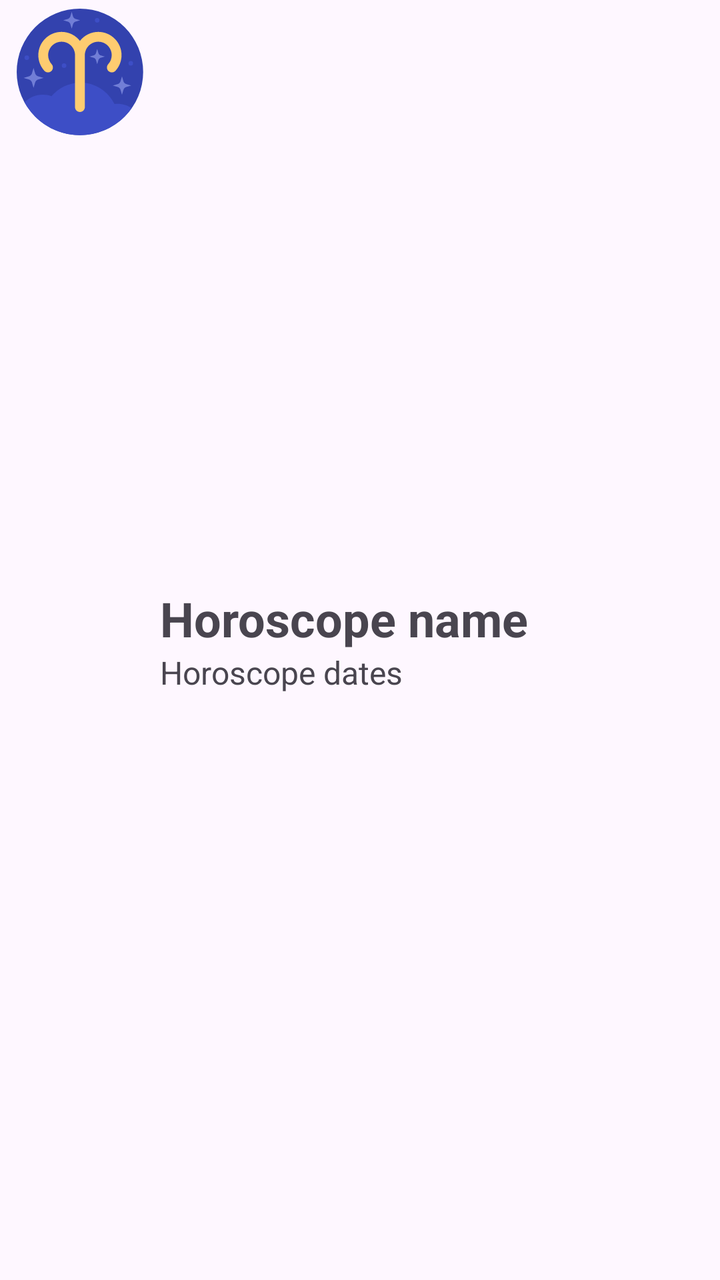
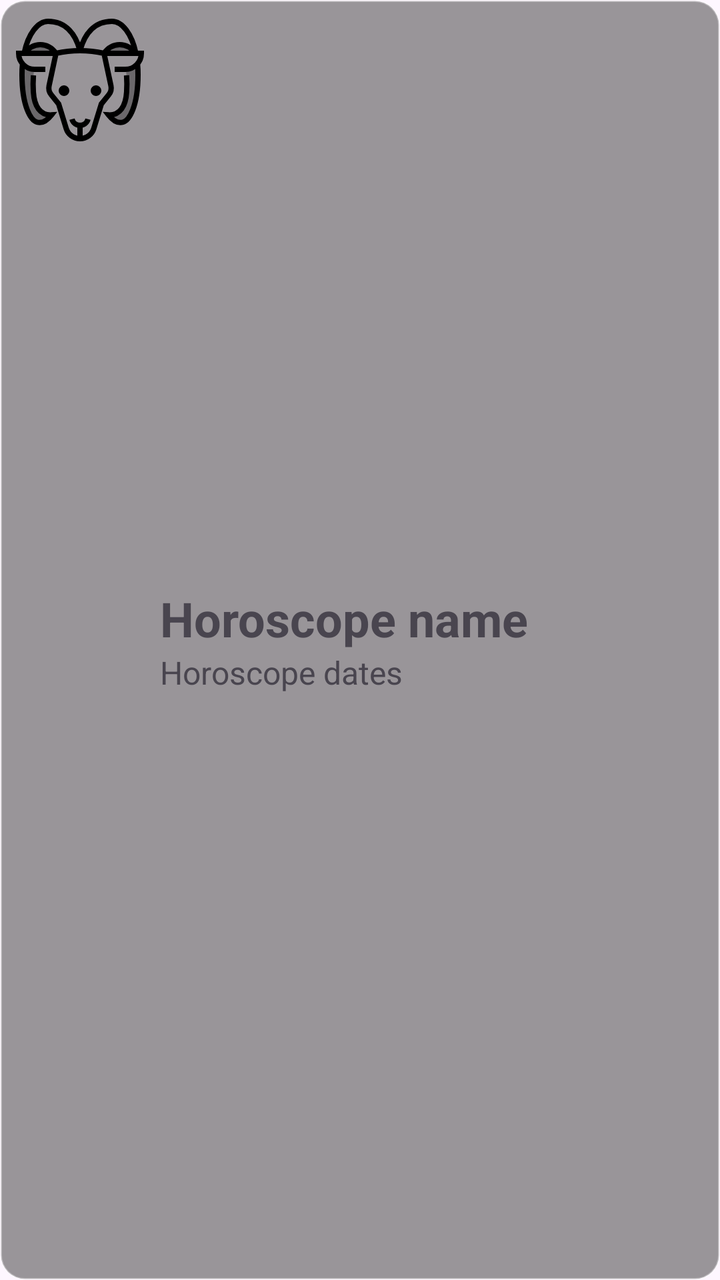

Compare the two renders of this Android layout. The source of the first and the diff that turns it into the second are given below.
<!-- AndroidManifest.xml: application theme Theme.HoroscopoAndroid -->
<!-- res/layout/item_horoscope.xml -->
<?xml version="1.0" encoding="utf-8"?>
<LinearLayout xmlns:android="http://schemas.android.com/apk/res/android"
    android:orientation="horizontal"
    android:layout_width="match_parent"
    android:layout_height="wrap_content"
   android:paddingVertical="4dp"
    android:paddingHorizontal="8dp">


    <ImageView
        android:id="@+id/signImageView"
        android:layout_width="64dp"
        android:layout_height="64dp"
        android:src="@drawable/aries_icon"/>



        <LinearLayout
            android:layout_width="match_parent"
            android:layout_height="wrap_content"
            android:orientation="vertical"
            android:layout_marginStart="8dp"
            android:layout_gravity="center_vertical">

            <TextView
                android:id="@+id/nameTextView"
                android:layout_width="match_parent"
                android:layout_height="wrap_content"
                android:text="Horoscope name"
                android:textSize="24sp"
                android:textStyle="bold"/>

            <TextView
                android:id="@+id/datesTextView"
                android:layout_width="match_parent"
                android:layout_height="wrap_content"
                android:text="Horoscope dates"
                android:textSize="16sp"/>


        </LinearLayout>

</LinearLayout>
<!-- resources referenced by this layout -->
<resources>
  <!-- drawable aries_icon: vector/xml drawable (drawable, 7777 chars, omitted) -->
  <style name="Theme.HoroscopoAndroid" parent="Base.Theme.HoroscopoAndroid" />
  <style name="Base.Theme.HoroscopoAndroid" parent="Theme.Material3.DayNight.NoActionBar">
          
          
      </style>
</resources>

<!-- the commit's change to res/layout/item_horoscope.xml (unified diff, before → after) -->
@@ -3,41 +3,39 @@
     android:orientation="horizontal"
     android:layout_width="match_parent"
     android:layout_height="wrap_content"
-   android:paddingVertical="4dp"
-    android:paddingHorizontal="8dp">
-
+    android:layout_marginHorizontal="8dp"
+    android:layout_marginVertical="3dp"
+    android:padding="8dp"
+    android:background="@drawable/horoscope_item_background">
 
     <ImageView
         android:id="@+id/signImageView"
         android:layout_width="64dp"
         android:layout_height="64dp"
-        android:src="@drawable/aries_icon"/>
+        android:src="@drawable/aries_icon" />
 
+    <LinearLayout
+        android:layout_width="match_parent"
+        android:layout_height="wrap_content"
+        android:orientation="vertical"
+        android:layout_marginStart="8dp"
+        android:layout_gravity="center_vertical">
 
-
-        <LinearLayout
+        <TextView
+            android:id="@+id/nameTextView"
             android:layout_width="match_parent"
             android:layout_height="wrap_content"
-            android:orientation="vertical"
-            android:layout_marginStart="8dp"
-            android:layout_gravity="center_vertical">
+            android:text="Horoscope name"
+            android:textSize="24sp"
+            android:textStyle="bold" />
 
-            <TextView
-                android:id="@+id/nameTextView"
-                android:layout_width="match_parent"
-                android:layout_height="wrap_content"
-                android:text="Horoscope name"
-                android:textSize="24sp"
-                android:textStyle="bold"/>
+        <TextView
+            android:id="@+id/datesTextView"
+            android:layout_width="match_parent"
+            android:layout_height="wrap_content"
+            android:text="Horoscope dates"
+            android:textSize="16sp" />
 
-            <TextView
-                android:id="@+id/datesTextView"
-                android:layout_width="match_parent"
-                android:layout_height="wrap_content"
-                android:text="Horoscope dates"
-                android:textSize="16sp"/>
-
-
-        </LinearLayout>
+    </LinearLayout>
 
 </LinearLayout>
<!-- resource entries referenced after the edit -->
@@ -1,6 +1,23 @@
 <!-- resources referenced by this layout -->
 <resources>
-  <!-- drawable aries_icon: vector/xml drawable (drawable, 7777 chars, omitted) -->
+  <!-- drawable aries_icon: vector/xml drawable (drawable, 3733 chars, omitted) -->
+  <!-- drawable horoscope_item_background (drawable) -->
+  <?xml version="1.0" encoding="utf-8"?>
+  <shape xmlns:android="http://schemas.android.com/apk/res/android"
+      android:shape="rectangle">
+  
+      
+      <solid android:color="#66000000" />
+  
+      
+      <corners android:radius="12dp" />
+  
+      
+      <stroke
+          android:width="1dp"
+          android:color="#55FFFFFF" />
+  
+  </shape>
   <style name="Theme.HoroscopoAndroid" parent="Base.Theme.HoroscopoAndroid" />
   <style name="Base.Theme.HoroscopoAndroid" parent="Theme.Material3.DayNight.NoActionBar">
           
